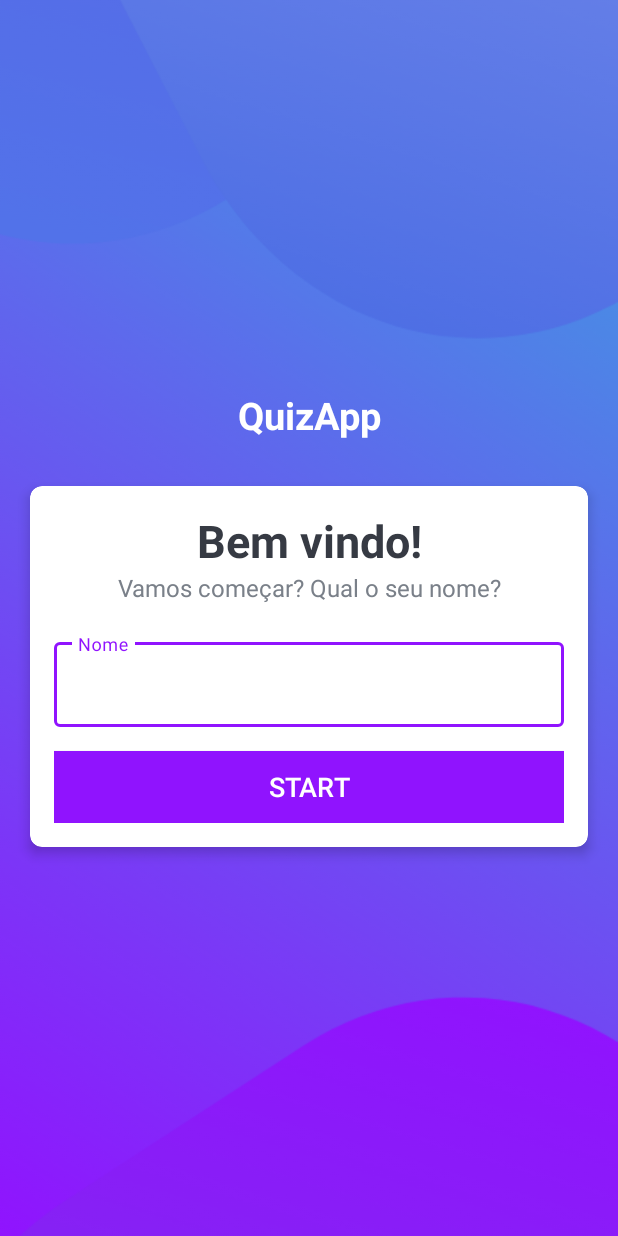
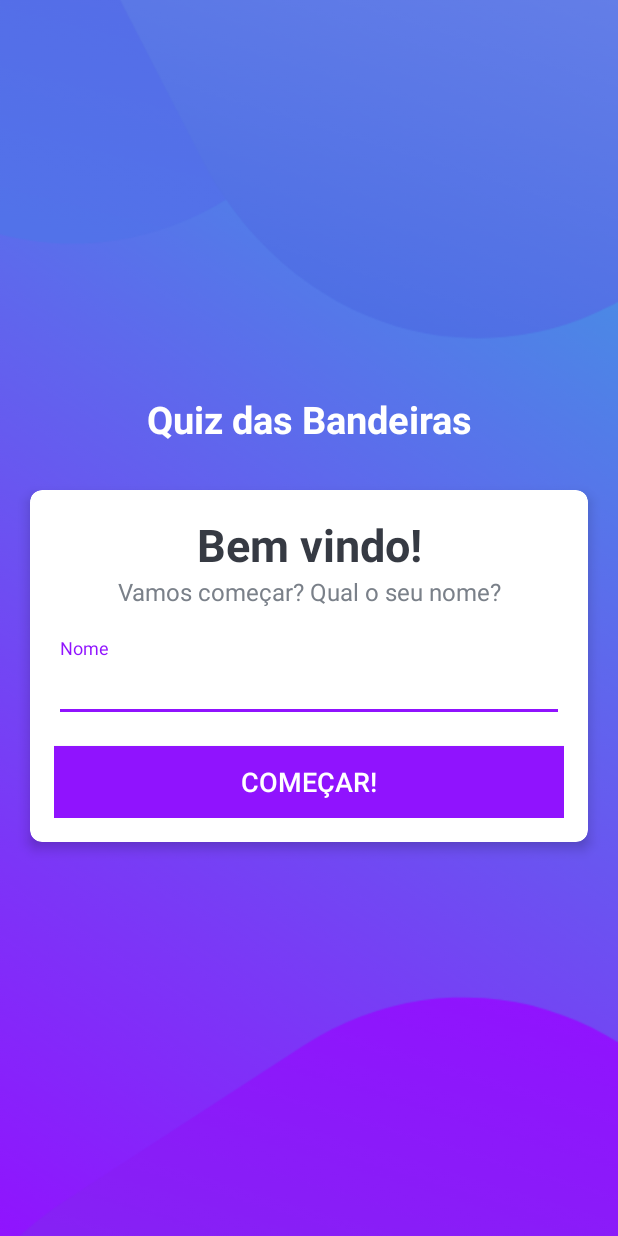
Before and after one commit to henriquemilioli/QuizApp, an Android app: the screen it shows after launch (MainActivity), on a phone screen of 412 x 824 dp. Run offline under Robolectric (Android 15) with nearby library versions, the phone set to English and light mode, and no system bars.

Commit message:
Correção do erro no input da main

```diff
--- a/app/src/main/res/layout/activity_main.xml
+++ b/app/src/main/res/layout/activity_main.xml
@@ -14,7 +14,7 @@
         android:id="@+id/tv_app_name"
         android:layout_width="match_parent"
         android:layout_height="wrap_content"
-        android:text="QuizApp"
+        android:text="Quiz das Bandeiras"
         android:gravity="center"
         android:layout_marginBottom="30dp"
         android:textSize="25sp"
@@ -54,20 +54,21 @@
                 android:textSize="16sp"/>
 
             <com.google.android.material.textfield.TextInputLayout
+                android:id="@+id/til_name"
                 android:layout_width="match_parent"
                 android:layout_height="wrap_content"
                 android:layout_marginTop="20dp"
-                style="@style/Widget.MaterialComponents.TextInputLayout.OutlinedBox"
                 >
 
                 <androidx.appcompat.widget.AppCompatEditText
                     android:id="@+id/et_name"
                     android:layout_width="match_parent"
                     android:layout_height="wrap_content"
+                    android:imeOptions="actionGo"
                     android:hint="Nome"
+                    android:inputType="textCapWords"
                     android:textColor="#363A43"
                     android:textColorHint="#7A8089"/>
-
             </com.google.android.material.textfield.TextInputLayout>
 
             <Button
@@ -76,17 +77,11 @@
                 android:layout_height="wrap_content"
                 android:layout_marginTop="16dp"
                 android:background="@color/colorPrimary"
-                android:text="Start"
+                android:text="COMEÇAR!"
                 android:textSize="18dp"
                 android:textColor="@android:color/white"
                 >
             </Button>
-
         </LinearLayout>
-
     </androidx.cardview.widget.CardView>
-
-
-
-
 </LinearLayout>
```
Also changed, not shown: app/src/main/AndroidManifest.xml (+6 -2 lines).
